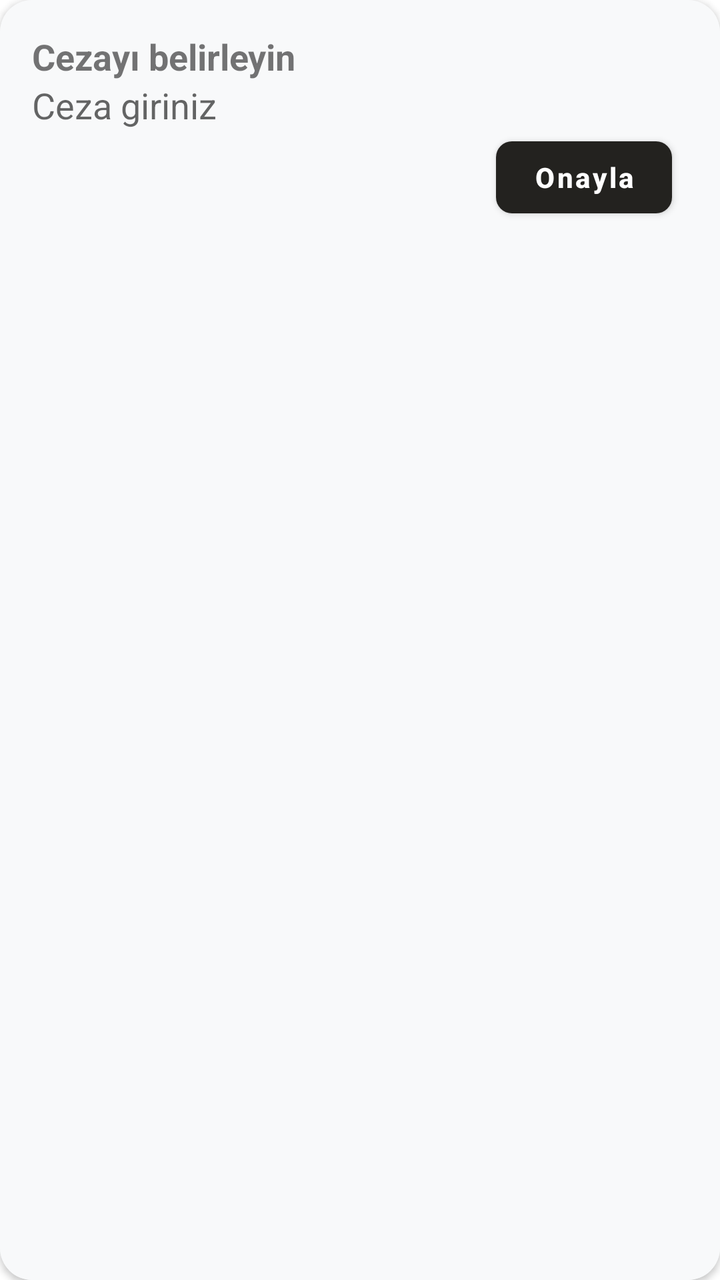
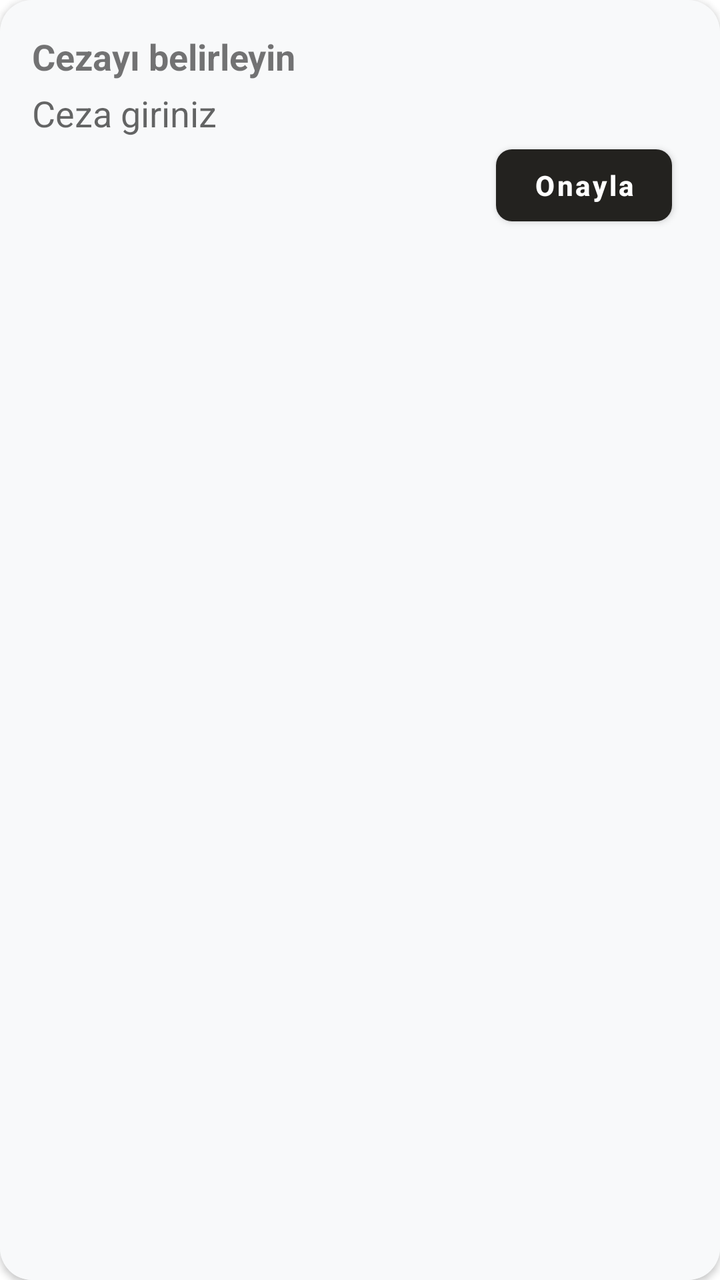

The first picture is an Android layout as it rendered before a commit; the second is the same layout after the commit. The layout source and the unified diff follow.
<!-- AndroidManifest.xml: application theme Theme.OkeyScore -->
<!-- res/layout/add_penalty.xml -->
<?xml version="1.0" encoding="utf-8"?>
<androidx.cardview.widget.CardView xmlns:android="http://schemas.android.com/apk/res/android"
    xmlns:app="http://schemas.android.com/apk/res-auto"
    android:layout_width="match_parent"
    android:layout_height="wrap_content"
    app:cardBackgroundColor="@color/cardview_background_color"
    app:cardCornerRadius="16dp">

    <androidx.constraintlayout.widget.ConstraintLayout
        android:layout_width="match_parent"
        android:layout_height="match_parent"
        android:background="@color/cardview_background_color"
        android:padding="16dp">

        <TextView
            android:id="@+id/penaltyValueTitle"
            android:layout_width="wrap_content"
            android:layout_height="wrap_content"
            android:text="@string/determine_punishment"
            android:textSize="18sp"
            android:textStyle="bold"
            app:layout_constraintStart_toStartOf="parent"
            app:layout_constraintTop_toTopOf="parent" />

        <EditText
            android:id="@+id/penalty"
            android:layout_width="120dp"
            android:layout_height="wrap_content"
            android:autofillHints=""
            android:background="@null"
            android:hint="@string/enter_penalty"
            android:inputType="number"
            android:maxLength="4"
            app:layout_constraintStart_toStartOf="parent"
            app:layout_constraintTop_toBottomOf="@+id/penaltyValueTitle" />

        <com.google.android.material.button.MaterialButton
            android:id="@+id/confirm"
            android:layout_width="wrap_content"
            android:layout_height="wrap_content"
            android:layout_marginEnd="8dp"
            android:text="@string/confirm"
            android:textAllCaps="false"
            android:textStyle="bold"
            app:cornerRadius="8dp"
            app:layout_constraintEnd_toEndOf="parent"
            app:layout_constraintTop_toBottomOf="@+id/penalty" />

    </androidx.constraintlayout.widget.ConstraintLayout>
</androidx.cardview.widget.CardView>
<!-- resources referenced by this layout -->
<resources>
  <color name="cardview_background_color">#F8F9FA</color>
  <string name="confirm" tools:ignore="MissingTranslation">Onayla</string>
  <string name="determine_punishment" tools:ignore="MissingTranslation">Cezayı belirleyin</string>
  <string name="enter_penalty" tools:ignore="MissingTranslation">Ceza giriniz</string>
  <style name="Theme.OkeyScore" parent="Theme.MaterialComponents.Light.NoActionBar">
          <item name="android:statusBarColor">@color/status_bar_color</item>
          <item name="colorPrimary">@color/primary_color</item>
          <item name="colorPrimaryDark">@color/primary_color</item>
          <item name="android:colorPrimaryDark">@color/primary_color</item>
          <item name="android:windowLightStatusBar">true</item>
          <item name="colorControlActivated">@color/cursor_color</item>
  
      </style>
  <color name="status_bar_color">#F6F6F8</color>
  <color name="primary_color">#23221F</color>
  <color name="cursor_color">#4CAF50</color>
</resources>

<!-- the commit's change to res/layout/add_penalty.xml (unified diff, before → after) -->
@@ -26,6 +26,7 @@
             android:id="@+id/penalty"
             android:layout_width="120dp"
             android:layout_height="wrap_content"
+            android:layout_marginTop="4dp"
             android:autofillHints=""
             android:background="@null"
             android:hint="@string/enter_penalty"
